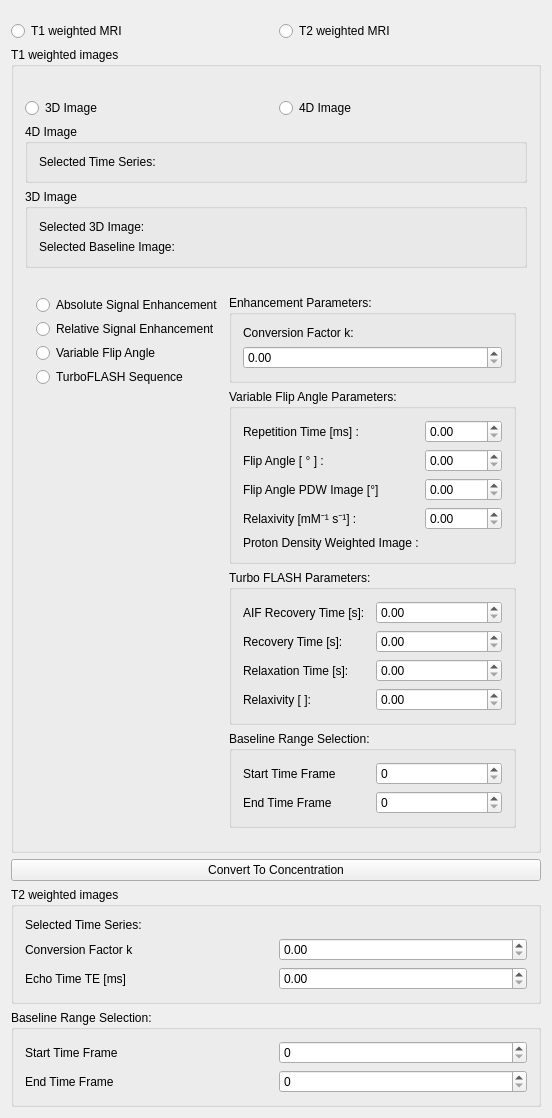
Old version of the form Plugins/org.mitk.gui.qt.pharmacokinetics.concentration.mri/src/internal/ConcentrationCurveConverterViewControls.ui in the repository MITK/MITK.
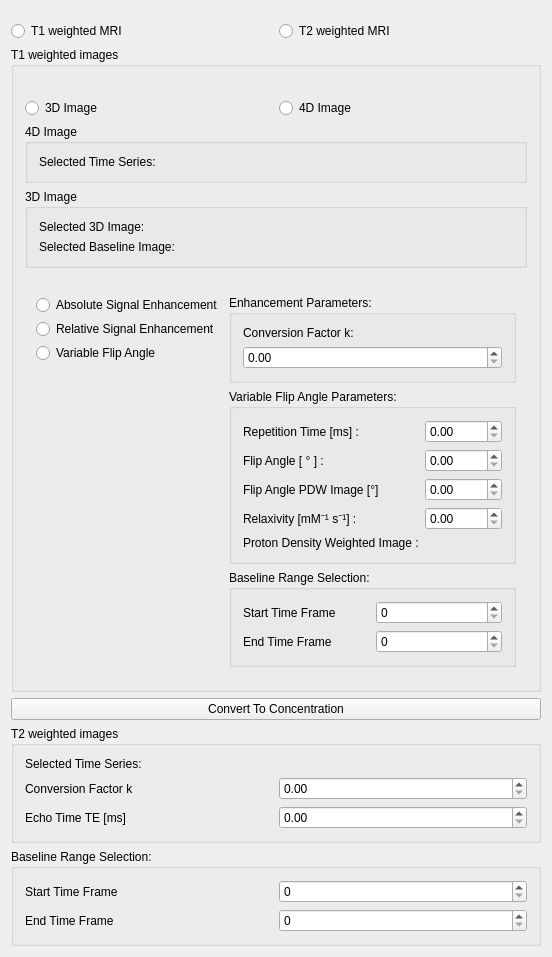
New version of the form. Custom widgets are drawn as their Qt base class.

Commit message: Remove turboFLASH conversion from ConcentrationCurveConverterView.

The edit to the form file:
```diff
--- a/Plugins/org.mitk.gui.qt.pharmacokinetics.concentration.mri/src/internal/ConcentrationCurveConverterViewControls.ui
+++ b/Plugins/org.mitk.gui.qt.pharmacokinetics.concentration.mri/src/internal/ConcentrationCurveConverterViewControls.ui
@@ -139,7 +139,7 @@
           <enum>QLayout::SetDefaultConstraint</enum>
          </property>
          <item>
-          <layout class="QVBoxLayout" name="concentrationOptionsLayout" stretch="0,0,0,0,0">
+          <layout class="QVBoxLayout" name="concentrationOptionsLayout" stretch="0,0,0,0">
            <property name="spacing">
             <number>4</number>
            </property>
@@ -164,13 +164,6 @@
              </property>
             </widget>
            </item>
-           <item>
-            <widget class="QRadioButton" name="radioButtonTurboFlash">
-             <property name="text">
-              <string>TurboFLASH Sequence</string>
-             </property>
-            </widget>
-           </item>
            <item>
             <spacer name="verticalSpacer_2">
              <property name="orientation">
@@ -270,58 +263,6 @@
              </layout>
             </widget>
            </item>
-           <item>
-            <widget class="QGroupBox" name="groupBoxTurboFlash">
-             <property name="enabled">
-              <bool>true</bool>
-             </property>
-             <property name="title">
-              <string>Turbo FLASH Parameters:</string>
-             </property>
-             <layout class="QGridLayout" name="gridLayout">
-              <item row="0" column="1">
-               <widget class="QDoubleSpinBox" name="AifRecoverytime"/>
-              </item>
-              <item row="1" column="0">
-               <widget class="QLabel" name="lable_TRec">
-                <property name="text">
-                 <string>Recovery Time [s]:</string>
-                </property>
-               </widget>
-              </item>
-              <item row="2" column="0">
-               <widget class="QLabel" name="label_T10">
-                <property name="text">
-                 <string>Relaxation Time [s]:</string>
-                </property>
-               </widget>
-              </item>
-              <item row="3" column="1">
-               <widget class="QDoubleSpinBox" name="relaxivity"/>
-              </item>
-              <item row="0" column="0">
-               <widget class="QLabel" name="label_25">
-                <property name="text">
-                 <string>AIF Recovery Time [s]:</string>
-                </property>
-               </widget>
-              </item>
-              <item row="2" column="1">
-               <widget class="QDoubleSpinBox" name="relaxationtime"/>
-              </item>
-              <item row="3" column="0">
-               <widget class="QLabel" name="label__alpha">
-                <property name="text">
-                 <string>Relaxivity [ ]:</string>
-                </property>
-               </widget>
-              </item>
-              <item row="1" column="1">
-               <widget class="QDoubleSpinBox" name="recoverytime"/>
-              </item>
-             </layout>
-            </widget>
-           </item>
            <item>
             <widget class="QGroupBox" name="groupBox_baselineRangeSelection">
              <property name="title">
```
The commit also changes 1 other file.
